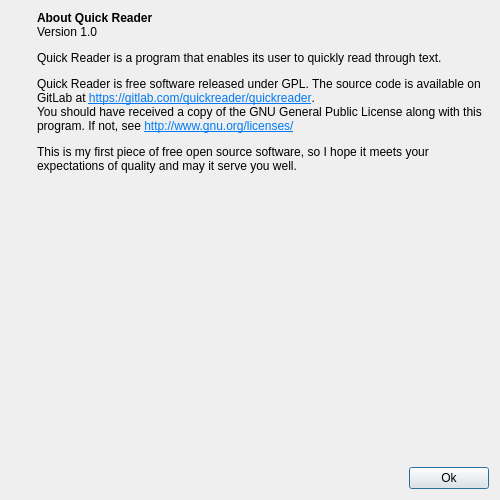
Old version of the form aboutquickreader.ui in the repository kik4444/quickreader-qt.
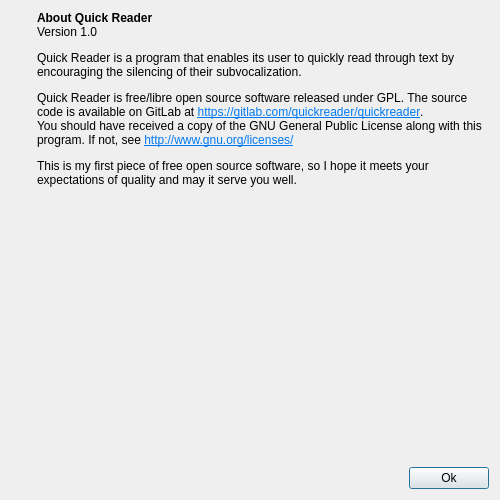
New version of the form. Icons and pictures are not drawn.

Patch:
```diff
--- a/aboutquickreader.ui
+++ b/aboutquickreader.ui
@@ -62,7 +62,7 @@
      <item>
       <widget class="QLabel" name="label_2">
        <property name="text">
-        <string>&lt;html&gt;&lt;head/&gt;&lt;body&gt;&lt;p&gt;&lt;span style=&quot; font-weight:600;&quot;&gt;About Quick Reader&lt;br/&gt;&lt;/span&gt;Version 1.0&lt;/p&gt;&lt;p&gt;Quick Reader is a program that enables its user to quickly read through text.&lt;/p&gt;&lt;p&gt;Quick Reader is free software released under GPL. The source code is available on GitLab at &lt;a href=&quot;https://gitlab.com/quickreader/quickreader&quot;&gt;&lt;span style=&quot; text-decoration: underline; color:#007af4;&quot;&gt;https://gitlab.com/quickreader/quickreader&lt;/span&gt;&lt;/a&gt;.&lt;br/&gt;You should have received a copy of the GNU General Public License along with this program. If not, see &lt;a href=&quot;http://www.gnu.org/licenses/&quot;&gt;&lt;span style=&quot; text-decoration: underline; color:#007af4;&quot;&gt;http://www.gnu.org/licenses/&lt;/span&gt;&lt;/a&gt;&lt;/p&gt;&lt;p&gt;This is my first piece of free open source software, so I hope it meets your expectations of quality and may it serve you well.&lt;/p&gt;&lt;/body&gt;&lt;/html&gt;</string>
+        <string>&lt;html&gt;&lt;head/&gt;&lt;body&gt;&lt;p&gt;&lt;span style=&quot; font-weight:600;&quot;&gt;About Quick Reader&lt;br/&gt;&lt;/span&gt;Version 1.0&lt;/p&gt;&lt;p&gt;Quick Reader is a program that enables its user to quickly read through text by encouraging the silencing of their subvocalization.&lt;/p&gt;&lt;p&gt;Quick Reader is free/libre open source software released under GPL. The source code is available on GitLab at &lt;a href=&quot;https://gitlab.com/quickreader/quickreader&quot;&gt;&lt;span style=&quot; text-decoration: underline; color:#007af4;&quot;&gt;https://gitlab.com/quickreader/quickreader&lt;/span&gt;&lt;/a&gt;.&lt;br/&gt;You should have received a copy of the GNU General Public License along with this program. If not, see &lt;a href=&quot;http://www.gnu.org/licenses/&quot;&gt;&lt;span style=&quot; text-decoration: underline; color:#007af4;&quot;&gt;http://www.gnu.org/licenses/&lt;/span&gt;&lt;/a&gt;&lt;/p&gt;&lt;p&gt;This is my first piece of free open source software, so I hope it meets your expectations of quality and may it serve you well.&lt;/p&gt;&lt;/body&gt;&lt;/html&gt;</string>
        </property>
        <property name="wordWrap">
         <bool>true</bool>
```
